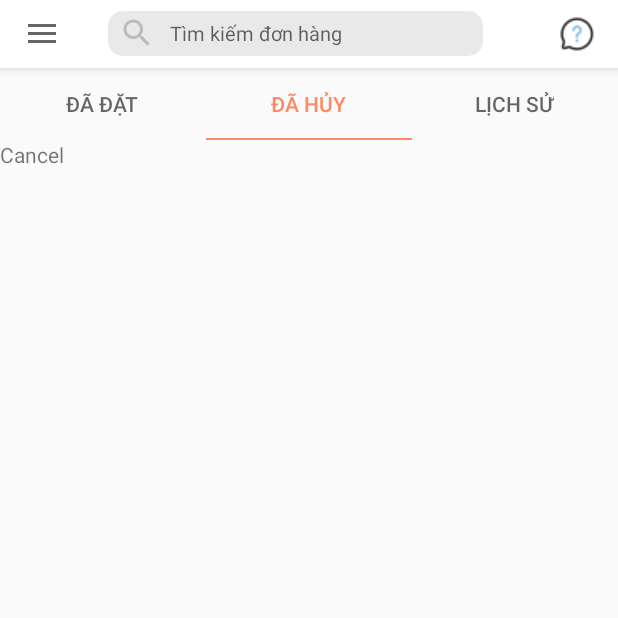
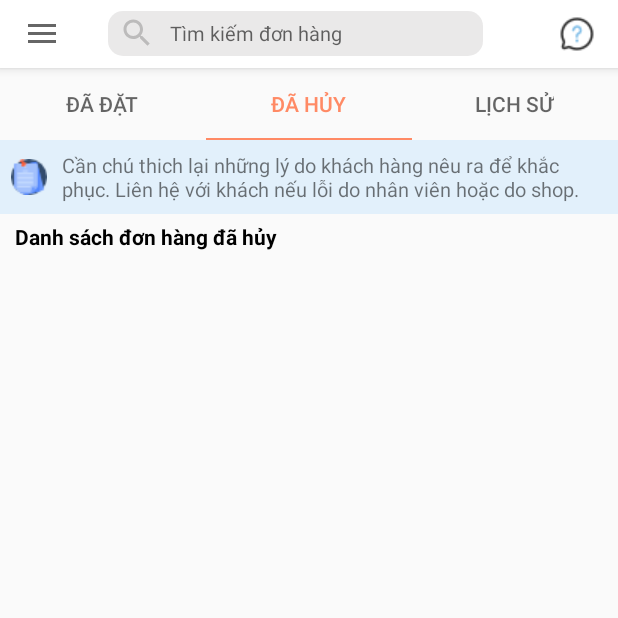
Before and after one commit to gtuan201/TunaAdmin, an Android app: the screen it shows after launch once a user with an empty profile is signed in (MainActivity), tab 2 chosen, on a phone screen of 412 x 824 dp, the top half of it. Run offline under Robolectric (Android 15) with nearby library versions, the phone set to English and light mode, and no system bars; our stand-ins replace Firebase (no records; nobody signed in at launch, a user with empty details on screens opened directly), Picasso, data binding; libraries missing offline, so code that uses them is left out: com.makeramen.roundedimageview; Roboto replaces fonts that are not available here; 2 statements that could not run were skipped.

Commit message:
Tuna Admin

```diff
--- a/app/src/main/java/com/example/tunashopadmin/fragment/CancelOrderFragment.java
+++ b/app/src/main/java/com/example/tunashopadmin/fragment/CancelOrderFragment.java
@@ -2,20 +2,41 @@ package com.example.tunashopadmin.fragment;
 
 import android.os.Bundle;
 
+import androidx.annotation.NonNull;
+import androidx.databinding.DataBindingUtil;
 import androidx.fragment.app.Fragment;
+import androidx.lifecycle.LifecycleOwner;
+import androidx.lifecycle.Observer;
+import androidx.lifecycle.ViewModelProvider;
+import androidx.lifecycle.ViewModelStoreOwner;
+import androidx.recyclerview.widget.LinearLayoutManager;
 
 import android.view.LayoutInflater;
 import android.view.View;
 import android.view.ViewGroup;
 
 import com.example.tunashopadmin.R;
+import com.example.tunashopadmin.adapter.CancelOrderAdapter;
+import com.example.tunashopadmin.model.Order;
+import com.example.tunashopadmin.viewmodel.OrderViewModel;
+
+import java.util.List;
 
 public class CancelOrderFragment extends Fragment {
-
+    private CancelOrderAdapter adapter;
     @Override
-    public View onCreateView(LayoutInflater inflater, ViewGroup container,
+    public View onCreateView(@NonNull LayoutInflater inflater, ViewGroup container,
                              Bundle savedInstanceState) {
         // Inflate the layout for this fragment
-        return inflater.inflate(R.layout.fragment_cancel_order, container, false);
+        com.example.tunashopadmin.databinding.FragmentCancelOrderBinding binding = DataBindingUtil.inflate(inflater, R.layout.fragment_cancel_order, container, false);
+        View view = binding.getRoot();
+        LinearLayoutManager manager = new LinearLayoutManager(getContext(),LinearLayoutManager.VERTICAL,false);
+        binding.revCancelOrder.setLayoutManager(manager);
+        OrderViewModel viewModel = new ViewModelProvider((ViewModelStoreOwner) requireContext()).get(OrderViewModel.class);
+        viewModel.getCancelListMutableLiveData().observe((LifecycleOwner) requireContext(), orderList -> {
+            adapter = new CancelOrderAdapter(orderList);
+            binding.revCancelOrder.setAdapter(adapter);
+        });
+        return view;
     }
 }
--- a/app/src/main/java/com/example/tunashopadmin/viewmodel/OrderDetailViewModel.java
+++ b/app/src/main/java/com/example/tunashopadmin/viewmodel/OrderDetailViewModel.java
@@ -107,7 +107,7 @@ public class OrderDetailViewModel extends ViewModel {
                             coffee.setTotalPrice(price);
                             coffeeList.add(coffee);
                         }
-                        listCoffeeMutableLiveData.setValue(coffeeList);
+                        listCoffeeMutableLiveData.postValue(coffeeList);
                     }
 
                     @Override
--- a/app/src/main/java/com/example/tunashopadmin/viewmodel/OrderViewModel.java
+++ b/app/src/main/java/com/example/tunashopadmin/viewmodel/OrderViewModel.java
@@ -16,10 +16,13 @@ import java.util.List;
 
 public class OrderViewModel extends ViewModel {
     private final MutableLiveData<List<Order>> listMutableLiveData;
+    private final MutableLiveData<List<Order>> cancelListMutableLiveData;
+    private final List<Order> cancelList = new ArrayList<>();
     private final List<Order> orderList = new ArrayList<>();
 
     public OrderViewModel() {
         listMutableLiveData = new MutableLiveData<>();
+        cancelListMutableLiveData = new MutableLiveData<>();
         initData();
     }
 
@@ -60,7 +63,7 @@ public class OrderViewModel extends ViewModel {
                                 orderList.add(order);
                             }
                         }
-                        listMutableLiveData.setValue(orderList);
+                        listMutableLiveData.postValue(orderList);
                     }
 
                     @Override
@@ -70,6 +73,43 @@ public class OrderViewModel extends ViewModel {
                 });
     }
 
+    public MutableLiveData<List<Order>> getCancelListMutableLiveData() {
+        DatabaseReference reference = FirebaseDatabase.getInstance().getReference("Bill");
+        reference.child("customer")
+                .addValueEventListener(new ValueEventListener() {
+                    @Override
+                    public void onDataChange(@NonNull DataSnapshot snapshot) {
+                        cancelList.clear();
+                        for (DataSnapshot dataSnapshot:snapshot.getChildren()){
+                            String id = ""+dataSnapshot.child("id").getValue();
+                            String uid = ""+dataSnapshot.child("uid").getValue();
+                            String name = ""+dataSnapshot.child("fullname").getValue();
+                            String totalPrice = ""+dataSnapshot.child("totalPrice").getValue();
+                            String status = ""+dataSnapshot.child("status").getValue();
+                            String timeCancel = ""+dataSnapshot.child("timeCancel").getValue();
+                            String reason = ""+dataSnapshot.child("reason").getValue();
+                            if (status.equals("Đã hủy bởi admin")) {
+                                Order order = new Order();
+                                order.setId(id);
+                                order.setUid(uid);
+                                order.setFullname(name);
+                                order.setTimeCancel(timeCancel);
+                                order.setTotalprice(totalPrice);
+                                order.setReason(reason);
+                                cancelList.add(order);
+                            }
+                            cancelListMutableLiveData.postValue(cancelList);
+                        }
+                    }
+
+                    @Override
+                    public void onCancelled(@NonNull DatabaseError error) {
+
+                    }
+                });
+        return cancelListMutableLiveData;
+    }
+
     public MutableLiveData<List<Order>> getListMutableLiveData() {
         return listMutableLiveData;
     }
--- a/app/src/main/res/layout/fragment_cancel_order.xml
+++ b/app/src/main/res/layout/fragment_cancel_order.xml
@@ -1,14 +1,31 @@
 <?xml version="1.0" encoding="utf-8"?>
-<FrameLayout xmlns:android="http://schemas.android.com/apk/res/android"
+<layout xmlns:android="http://schemas.android.com/apk/res/android"
     xmlns:tools="http://schemas.android.com/tools"
-    android:layout_width="match_parent"
-    android:layout_height="match_parent"
-    tools:context=".fragment.CancelOrderFragment">
-
-    <!-- TODO: Update blank fragment layout -->
-    <TextView
+    xmlns:app="http://schemas.android.com/apk/res-auto">
+    <LinearLayout
+        android:orientation="vertical"
         android:layout_width="match_parent"
-        android:layout_height="match_parent"
-        android:text="Cancel" />
-
-</FrameLayout>
+        android:layout_height="match_parent">
+        <TextView
+            android:text="@string/string_note"
+            android:textSize="13sp"
+            android:padding="7dp"
+            android:background="#7CC7E4FB"
+            android:drawablePadding="10dp"
+            android:layout_width="match_parent"
+            android:layout_height="wrap_content"
+            app:drawableStartCompat="@drawable/notes" />
+        <TextView
+            android:text="Danh sách đơn hàng đã hủy"
+            android:layout_marginVertical="5dp"
+            android:textColor="@color/black"
+            android:textStyle="bold"
+            android:layout_marginStart="10dp"
+            android:layout_width="wrap_content"
+            android:layout_height="wrap_content"/>
+        <androidx.recyclerview.widget.RecyclerView
+            android:id="@+id/rev_cancel_order"
+            android:layout_width="match_parent"
+            android:layout_height="match_parent" />
+    </LinearLayout>
+</layout>
--- a/app/src/main/res/values/strings.xml
+++ b/app/src/main/res/values/strings.xml
@@ -9,4 +9,5 @@
     <!-- TODO: Remove or change this placeholder text -->
     <string name="hello_blank_fragment">Hello blank fragment</string>
     <string name="noti_order">Phải lưu ý phân biệt giữa đơn hàng đến lấy và đơn hàng phải giao. Đơn hàng phải giao nên ưu tiên hơn !</string>
+    <string name="string_note">Cần chú thich lại những lý do khách hàng nêu ra để khắc phục. Liên hệ với khách nếu lỗi do nhân viên hoặc do shop.</string>
 </resources>
```
Also changed, not shown: app/src/main/java/com/example/tunashopadmin/adapter/CancelOrderAdapter.java (added, +57 -0 lines), app/src/main/java/com/example/tunashopadmin/model/Order.java (+20 -2 lines), app/src/main/res/layout/row_rev_cancel.xml (added, +49 -0 lines), app/src/main/res/drawable/notes.png (added).
